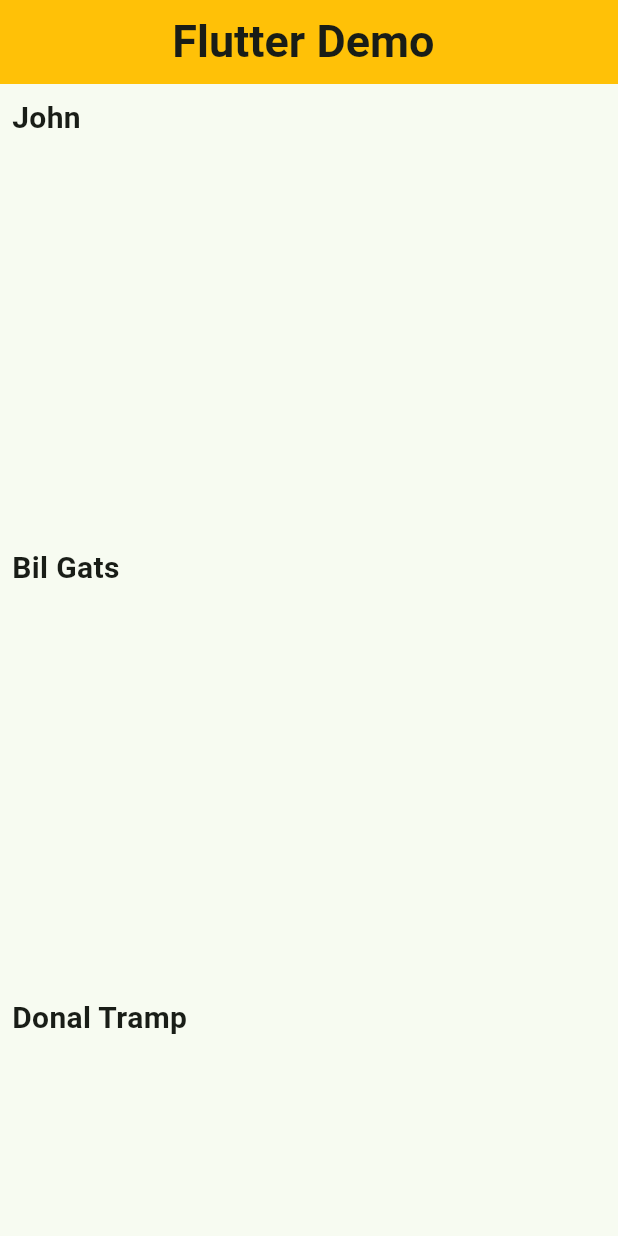
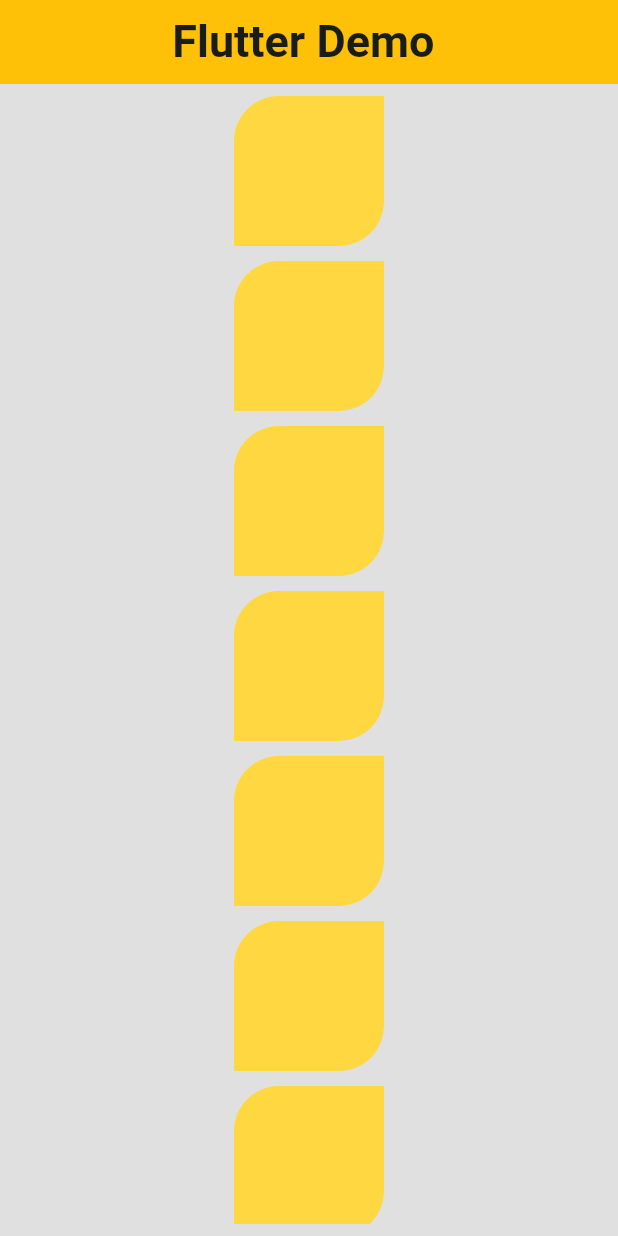
Before and after one commit to kayesmahmud000/first_flutter_app, a Flutter app: the screen it shows after launch, on a phone screen of 412 x 824 dp. Run offline on Flutter 3.47's test engine with Material 3 defaults, Android fonts, the phone set to English and light mode, and no system bars.

Commit message:
added the decoration

```diff
--- a/lib/main.dart
+++ b/lib/main.dart
@@ -36,7 +36,6 @@
   @override
   Widget build(BuildContext context) {
 
-    var arrNames =['John', 'Bil Gats', 'Donal Tramp', 'Elon Mask', 'Bear Gayles', 'Ambani'];
     return Scaffold(
       appBar: AppBar(
 
@@ -45,207 +44,110 @@
         backgroundColor: Colors.amber,
       ),
 
-      body: Padding(
-        padding: const EdgeInsets.all(8.0),
-        child: ListView.builder( itemBuilder: (context, index) => Text(arrNames[index], style: TextStyle(fontSize: 20, fontWeight: .bold),
+      body:Container(
+        width: double.infinity,
+        height: double.infinity,
+        color: Colors.grey.shade300,
+        child: Padding(
+          padding: const EdgeInsets.all(8.0),
+          child:SingleChildScrollView (
+            child: Column(
+              children: [
+                Center(
+
+                  child: Container(
+                    margin: EdgeInsets.only(bottom: 10),
+                    width: 100,
+                    height: 100,
+                    decoration: BoxDecoration(borderRadius: BorderRadius.only(topLeft: Radius.circular(30), bottomRight: Radius.circular(30)), color:Colors.amberAccent ),
+                  ),
+                ),
+                Center(
+                  child: Container(
+                     margin: EdgeInsets.only(bottom: 10),
+                    width: 100,
+                    height: 100,
+                    decoration: BoxDecoration(borderRadius: BorderRadius.only(topLeft: Radius.circular(30), bottomRight: Radius.circular(30)), color:Colors.amberAccent ),
+                  ),
+                ),
+                Center(
+                  child: Container(
+                     margin: EdgeInsets.only(bottom: 10),
+                    width: 100,
+                    height: 100,
+                    decoration: BoxDecoration(borderRadius: BorderRadius.only(topLeft: Radius.circular(30), bottomRight: Radius.circular(30)), color:Colors.amberAccent ),
+                  ),
+                ),
+                Center(
+                  child: Container(
+                     margin: EdgeInsets.only(bottom: 10),
+                    width: 100,
+                    height: 100,
+                    decoration: BoxDecoration(borderRadius: BorderRadius.only(topLeft: Radius.circular(30), bottomRight: Radius.circular(30)), color:Colors.amberAccent ),
+                  ),
+                ),
+                Center(
+                  child: Container(
+                     margin: EdgeInsets.only(bottom: 10),
+                    width: 100,
+                    height: 100,
+                    decoration: BoxDecoration(borderRadius: BorderRadius.only(topLeft: Radius.circular(30), bottomRight: Radius.circular(30)), color:Colors.amberAccent ),
+                  ),
+                ),
+                Center(
+                  child: Container(
+                     margin: EdgeInsets.only(bottom: 10),
+                    width: 100,
+                    height: 100,
+                    decoration: BoxDecoration(borderRadius: BorderRadius.only(topLeft: Radius.circular(30), bottomRight: Radius.circular(30)), color:Colors.amberAccent ),
+                  ),
+                ),
+                Center(
+                  child: Container(
+                     margin: EdgeInsets.only(bottom: 10),
+                    width: 100,
+                    height: 100,
+                    decoration: BoxDecoration(borderRadius: BorderRadius.only(topLeft: Radius.circular(30), bottomRight: Radius.circular(30)), color:Colors.amberAccent ),
+                  ),
+                ),
+                Center(
+                  child: Container(
+                     margin: EdgeInsets.only(bottom: 10),
+                    width: 100,
+                    height: 100,
+                    decoration: BoxDecoration(borderRadius: BorderRadius.only(topLeft: Radius.circular(30), bottomRight: Radius.circular(30)), color:Colors.amberAccent ),
+                  ),
+                ),
+                Center(
+                  child: Container(
+                     margin: EdgeInsets.only(bottom: 10),
+                    width: 100,
+                    height: 100,
+                    decoration: BoxDecoration(borderRadius: BorderRadius.only(topLeft: Radius.circular(30), bottomRight: Radius.circular(30)), color:Colors.amberAccent ),
+                  ),
+                ),
+                Center(
+                  child: Container(
+                     margin: EdgeInsets.only(bottom: 10),
+                    width: 100,
+                    height: 100,
+                    decoration: BoxDecoration(borderRadius: BorderRadius.only(topLeft: Radius.circular(30), bottomRight: Radius.circular(30)), color:Colors.amberAccent ),
+                  ),
+                ),
+                Center(
+                  child: Container(
+                     margin: EdgeInsets.only(bottom: 10),
+                    width: 100,
+                    height: 100,
+                    decoration: BoxDecoration(borderRadius: BorderRadius.only(topLeft: Radius.circular(30), bottomRight: Radius.circular(30)), color:Colors.amberAccent ),
+                  ),
+                ),
+              ],
+            ),
+          ),
         ),
-         itemCount:arrNames.length,
-         itemExtent: 300,
+      )
 
-
-        ),
-      ),
-      // body:Padding(
-      //   padding: const EdgeInsets.all(8.0),
-      //   child: SingleChildScrollView(
-      //     child: Column(
-      //       children: [
-      //         Padding(
-      //           padding: const EdgeInsets.all(8.0),
-      //           child: SingleChildScrollView(
-      //             scrollDirection: Axis.horizontal,
-      //             child: Row(
-      //               children: [
-      //                 Container(
-      //                   margin: EdgeInsets.only(right: 11),
-
-      //                   height: 200,
-      //                   width: 200,
-      //                   color: Colors.green,
-      //                 ),
-      //                 Container(
-      //                   margin: EdgeInsets.only(right: 11),
-
-      //                   height: 200,
-      //                   width: 200,
-      //                   color: Colors.green,
-      //                 ),
-      //                 Container(
-      //                   margin: EdgeInsets.only(right: 11),
-
-      //                   height: 200,
-      //                   width: 200,
-      //                   color: Colors.green,
-      //                 ),
-      //                 Container(
-      //                   margin: EdgeInsets.only(right: 11),
-
-      //                   height: 200,
-      //                   width: 200,
-      //                   color: Colors.green,
-      //                 ),
-      //                 Container(
-      //                   margin: EdgeInsets.only(right: 11),
-
-      //                   height: 200,
-      //                   width: 200,
-      //                   color: Colors.green,
-      //                 ),
-      //                 Container(
-      //                   margin: EdgeInsets.only(right: 11),
-
-      //                   height: 200,
-      //                   width: 200,
-      //                   color: Colors.green,
-      //                 ),
-      //                 Container(
-      //                   margin: EdgeInsets.only(right: 11),
-
-      //                   height: 200,
-      //                   width: 200,
-      //                   color: Colors.green,
-      //                 ),
-      //                 Container(
-      //                   margin: EdgeInsets.only(right: 11),
-
-      //                   height: 200,
-      //                   width: 200,
-      //                   color: Colors.green,
-      //                 ),
-      //               ],
-      //             ),
-      //           ),
-      //         ),
-      //         Container(
-      //           margin: EdgeInsets.only(bottom: 11),
-
-      //           height: 200,
-      //           color: Colors.red,
-      //         ),
-      //         Container(
-      //           margin: EdgeInsets.only(bottom: 11),
-
-      //           height: 200,
-      //           color: Colors.amberAccent,
-      //         ),
-      //         Container(
-      //           margin: EdgeInsets.only(bottom: 11),
-
-      //           height: 200,
-      //           color: Colors.indigo,
-      //         ),
-      //         Container(
-      //           margin: EdgeInsets.only(bottom: 11),
-
-      //           height: 200,
-      //           color: Colors.blueGrey,
-      //         ),
-      //         Container(
-      //           margin: EdgeInsets.only(bottom: 11),
-
-      //           height: 200,
-      //           color: Colors.green,
-      //         ),
-      //         Container(
-      //           margin: EdgeInsets.only(bottom: 11),
-
-      //           height: 200,
-      //           color: Colors.red,
-      //         ),
-      //         Container(
-      //           margin: EdgeInsets.only(bottom: 11),
-
-      //           height: 200,
-      //           color: Colors.amberAccent,
-      //         ),
-      //         Container(
-      //           margin: EdgeInsets.only(bottom: 11),
-
-      //           height: 200,
-      //           color: Colors.indigo,
-      //         ),
-      //         Container(
-      //           margin: EdgeInsets.only(bottom: 11),
-
-      //           height: 200,
-      //           color: Colors.blueGrey,
-      //         )
-      //       ],
-      //     ),
-      //   ),
-      // )
-      // Center(
-      //   child: InkWell(
-      //     onTap: () => print("tapped on single") ,
-      //     onDoubleTap: () => print('tapped on double'),
-      //     child: Container(
-      //       width: 100,
-      //       height: 100,
-      //       color: Colors.amber,
-      //       child: Center(child: Text('Click Hare', style: TextStyle(fontSize: 12,
-      //       fontWeight: .bold),)),
-      //     ),
-      //   ),
-      // )
-      // Container(
-      //   child: Column(
-      //     mainAxisAlignment:MainAxisAlignment.spaceBetween ,
-      //     crossAxisAlignment: CrossAxisAlignment.start,
-      //     children: [
-      //       Row(
-      //         mainAxisAlignment: MainAxisAlignment.spaceBetween,
-      //         crossAxisAlignment: CrossAxisAlignment.start,
-      //       children: [ Text('A'),
-      //       Text('A'),
-      //       Text('A'),
-      //       Text('A')],
-      //       ),
-
-      //       Text('A'),
-      //       Text('A'),
-      //       Text('A'),
-      //       Text('A'),
-
-      //        Row(
-      //         mainAxisAlignment: MainAxisAlignment.spaceBetween,
-      //         crossAxisAlignment: CrossAxisAlignment.end,
-      //       children: [
-      //         Text('A'),
-      //       Text('A'),
-      //       Text('A'),
-      //       Text('A')],
-      //       ),
-      //     ],
-      //   ),
-      // )
-      // Center(
-      //   child: Container(
-      //   width: 200,
-      //   height: 100,
-      //   color: Colors.amber,
-      //   child: Image.asset('assets/images/laptop.jpg'),
-      //   // child: OutlinedButton(
-      //   //   onPressed:(){ print('Clicked');} ,
-      //   //     style:ElevatedButton.styleFrom(
-      //   //       shape: RoundedRectangleBorder(borderRadius: BorderRadius.zero)
-      //   //     ),
-      //   //   child:  Text('Click Hare', style: MyNewTextStyle(),) ,
-
-      //   // ),
-      //   // child: Center(child: Text('Demo', style: TextStyle(fontSize: 30 ),)),
-
-      // ) ,
-      // )
     );
   }
 }
```
